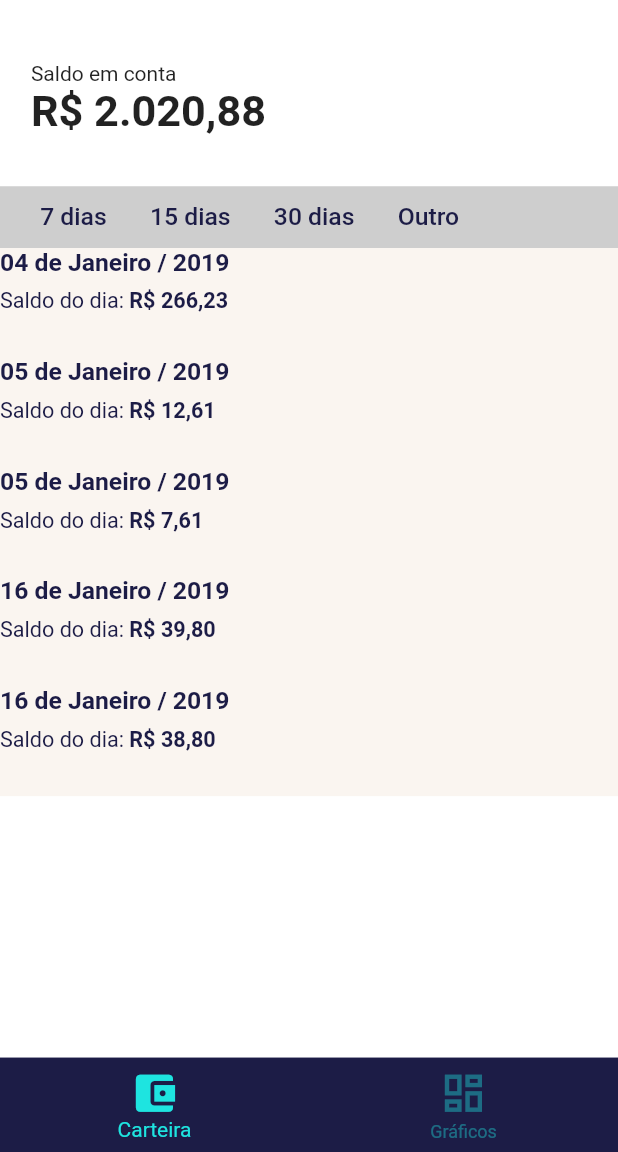
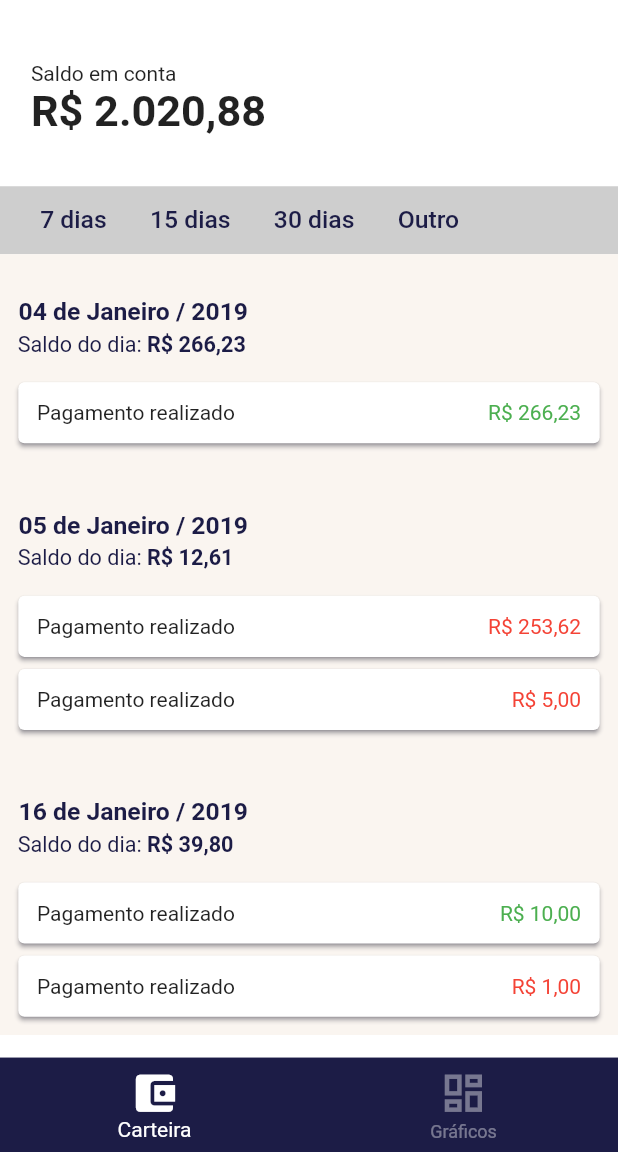
Before and after one commit to FabioLafayete/my_wallet, a Flutter app: the Home screen opened directly, on a phone screen of 412 x 824 dp, the part 84-1236 px from its top. Run offline on Flutter 3.47's test engine with Material 2 defaults, Android fonts, the phone set to English and light mode, and no system bars; our stand-ins replace dio, google_fonts, rxdart, shared_preferences; missing offline and left inert: bloc_pattern; accounts and stored records are empty.

Commit message:
show amounts

```diff
--- a/lib/features/Home/screens/home.dart
+++ b/lib/features/Home/screens/home.dart
@@ -51,8 +51,8 @@ class _HomeState extends State<Home> {
         iconSize: size.width * 0.08,
         elevation: 0.0,
         type: BottomNavigationBarType.fixed,
-        unselectedItemColor: greenPool.withOpacity(0.4),
-        selectedItemColor: greenPool,
+        unselectedItemColor: white.withOpacity(0.4),
+        selectedItemColor: white,
         backgroundColor: lightBlue,
         showSelectedLabels: true,
         showUnselectedLabels: true,
--- /dev/null
+++ b/lib/features/Wallet/components/card_description.dart
@@ -0,0 +1,88 @@
+import 'package:app_ewally/features/Design/colors.dart';
+import 'package:app_ewally/services/Convert/convert_cent_to_money.dart';
+import 'package:flutter/material.dart';
+
+class CardDescription extends StatefulWidget {
+
+  final dynamic data;
+
+  CardDescription({this.data});
+
+  @override
+  _CardDescriptionState createState() => _CardDescriptionState();
+}
+
+class _CardDescriptionState extends State<CardDescription> {
+
+  Color lightBlue = DesignColors.lightBlue();
+  Color greenPool = DesignColors.greenPool();
+  Color white = DesignColors.white();
+
+  Size size;
+  bool positiveAmount = false;
+
+  @override
+  Widget build(BuildContext context) {
+
+    size = MediaQuery.of(context).size;
+
+    if(!widget.data['amount'].toString().contains('-')){
+      setState(() {
+        positiveAmount = true;
+      });
+    }
+
+    return Card(
+      elevation: 1.3,
+      shadowColor: lightBlue,
+      child:  Container(
+        padding: EdgeInsets.all(size.width * 0.03),
+        width: size.width,
+        child: Row(
+          mainAxisAlignment: MainAxisAlignment.spaceBetween,
+          crossAxisAlignment: CrossAxisAlignment.center,
+          children: [
+            Expanded(
+              child: Container(
+                //color: Colors.red,
+                child: Column(
+                  mainAxisAlignment: MainAxisAlignment.start,
+                  crossAxisAlignment: CrossAxisAlignment.start,
+                  children: [
+                    Text('Pagamento realizado'),
+                  ],
+                ),
+              ),
+            ),
+            Row(
+              children: [
+                Text(
+                    ConvertCents.convert(widget.data['amount']),
+                    style: TextStyle(color: positiveAmount ? Colors.green : Colors.red)
+                )
+              ],
+            )
+          ],
+        ),
+      ),
+    );
+
+    return Container(
+      margin: EdgeInsets.all(size.width * 0.01),
+      decoration: BoxDecoration(
+        borderRadius: BorderRadius.all(Radius.circular(10)),
+        color: white,
+        border: Border.all(
+          width: 0.5,
+          color: Colors.black38
+        )
+      ),
+      child: Container(height: size.width * 0.1,),
+    );
+  }
+
+  Widget _br(double number){
+    return SizedBox(height: size.width * number);
+  }
+
+}
--- a/lib/features/Wallet/components/date_statement.dart
+++ b/lib/features/Wallet/components/date_statement.dart
@@ -29,7 +29,7 @@ class _DateStatementState extends State<DateStatement> {
 
     return Container(
       width: size.width,
-      height: size.width * 0.1,
+      height: size.width * 0.11,
       color: Colors.grey.withOpacity(0.5),
       padding: EdgeInsets.only(
         left: size.width * 0.05,
--- a/lib/features/Wallet/components/statement.dart
+++ b/lib/features/Wallet/components/statement.dart
@@ -3,6 +3,8 @@ import 'package:flutter/material.dart';
 import 'package:intl/intl.dart';
 import 'package:app_ewally/.env.dart';
 import 'package:app_ewally/services/Convert/convert_cent_to_money.dart';
+
+import 'card_description.dart';
 
 class Statement extends StatefulWidget {
   @override
@@ -20,23 +22,48 @@ class _StatementState extends State<Statement> {
   @override
   Widget build(BuildContext context) {
 
+    List<String> listOfDays = [];
     size = MediaQuery.of(context).size;
 
     return Container(
       color: paper,
+      padding: EdgeInsets.all(size.width * 0.02),
       child: Column(
         mainAxisAlignment: MainAxisAlignment.start,
         crossAxisAlignment: CrossAxisAlignment.start,
         children: List.generate(env['balance'].length, (index){
+
+          String day = env['balance'][index]['createdAt'].substring(0, 10);
+          bool addDay = true;
+
+          if(!listOfDays.contains(day)){
+            setState(() => listOfDays.add(day));
+          } else setState(() => addDay = false);
+
           return Container(
             child: Column(
               mainAxisAlignment: MainAxisAlignment.start,
               crossAxisAlignment: CrossAxisAlignment.start,
               children: [
-                _dateBalance(env['balance'][index]),
-                _br(0.02),
-                _balance(index),
-                _br(0.07),
+                if(addDay && listOfDays.length >= 2)
+                  _br(0.1),
+
+                if(addDay && listOfDays.length == 1)
+                  _br(0.05),
+
+                if(addDay)
+                  _dateBalance(env['balance'][index]),
+
+                if(addDay)
+                  _br(0.01),
+
+                if(addDay)
+                  _balance(index),
+
+                if(addDay)
+                  _br(0.03),
+
+                CardDescription(data: env['balance'][index])
               ],
             ),
           );
@@ -62,7 +89,7 @@ class _StatementState extends State<Statement> {
     String resultDate = '$day de $month / ${date.year}';
 
     return Text(
-        resultDate,
+        ' $resultDate',
         style: TextStyle(
             fontSize: size.width * 0.04,
             color: lightBlue,
@@ -79,9 +106,9 @@ class _StatementState extends State<Statement> {
           color: lightBlue,
         ),
         children: <TextSpan>[
-          new TextSpan(text: 'Saldo do dia: '),
+          new TextSpan(text: ' Saldo do dia: '),
           new TextSpan(
-              text: 'R\$ ${ConvertCents.convert(env['balance'][index]['balance'])}',
+              text: ConvertCents.convert(env['balance'][index]['balance']),
               style: new TextStyle(fontWeight: FontWeight.bold)
           ),
         ],
--- a/lib/services/Convert/convert_cent_to_money.dart
+++ b/lib/services/Convert/convert_cent_to_money.dart
@@ -4,7 +4,7 @@ class ConvertCents {
 
     double money = data / 100;
 
-    result = money.toString();
+    result = money.toString().replaceAll('-', '');
 
     String cents = result.substring(result.indexOf('.') + 1);
     if(cents.length == 1) cents = cents + '0';
@@ -24,6 +24,6 @@ class ConvertCents {
       newStr = subString + newStr;
     }
 
-    return '$newStr,$cents';
+    return 'R\$ $newStr,$cents';
   }
 }
```
